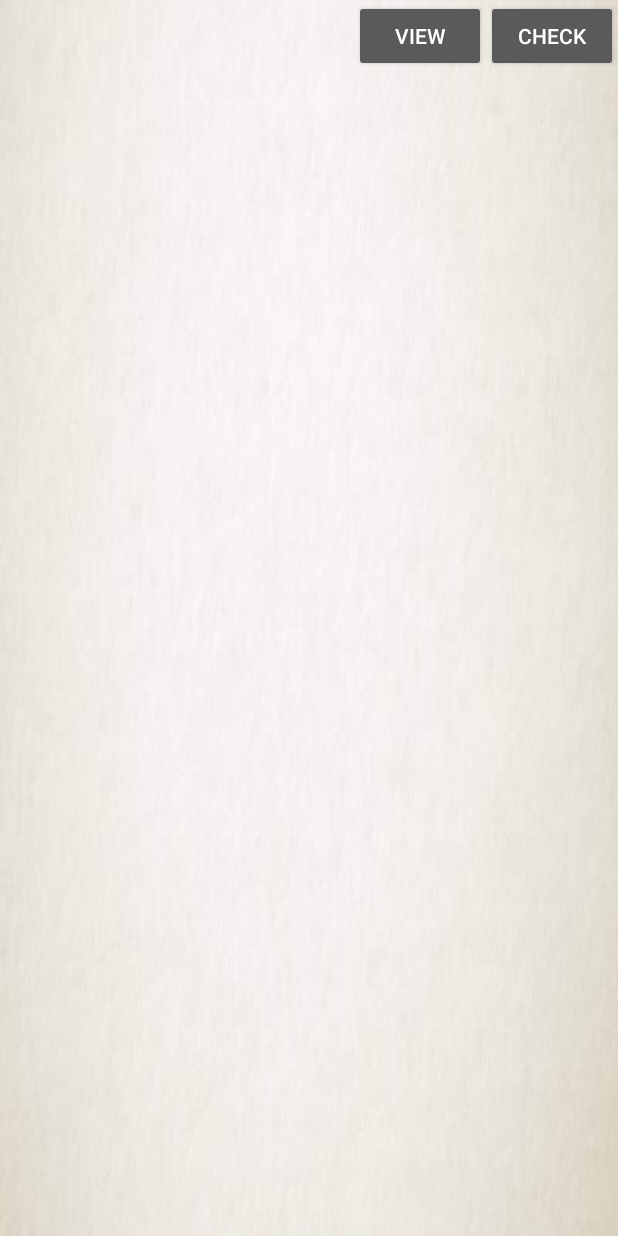
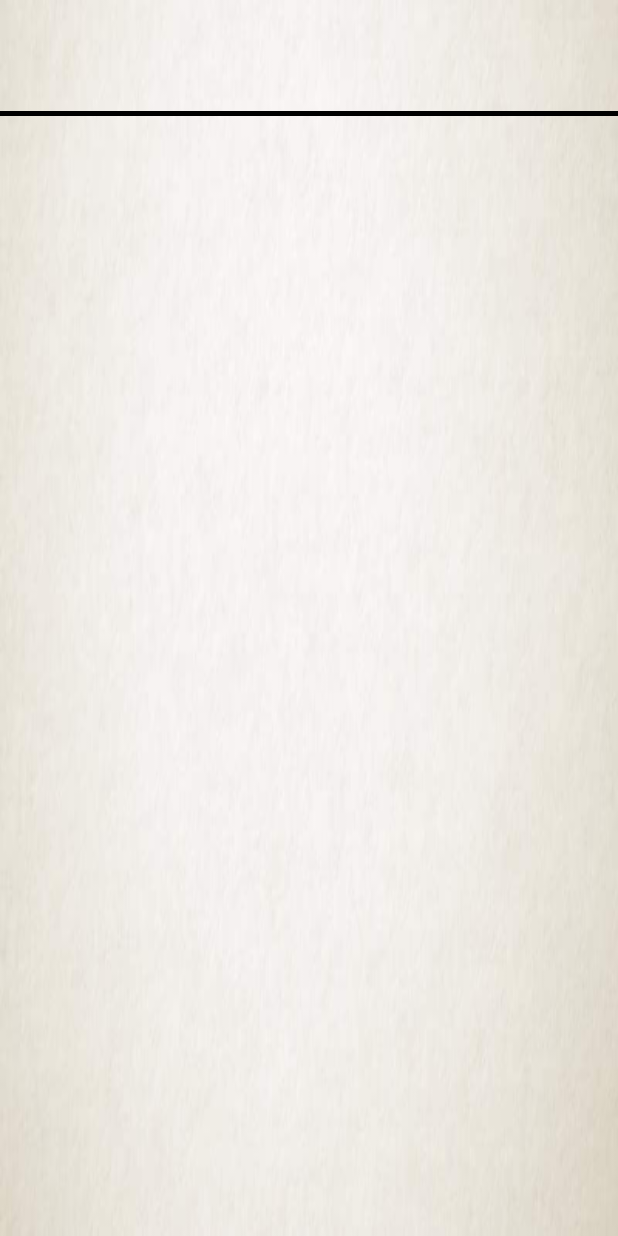
Before and after one commit to plmacdeveloper/PLMAC, an Android app: the layout customlist.xml on its own in the app's theme, with its tools: preview values and no code run, on a phone screen of 412 x 824 dp. Run offline under Robolectric (Android 15) with nearby library versions, the light colour scheme and no system bars.

Commit message:
AdminUpdate start on click changed to FacultyViewSubject List adapter for array in the Lisview FacultyViewSubject customlist.xml for custom style of row

```diff
--- a/app/src/main/java/plm/oop/com/plmac/AdminSubject.java
+++ b/app/src/main/java/plm/oop/com/plmac/AdminSubject.java
@@ -89,7 +89,7 @@ public class AdminSubject extends AppCompatActivity {
         adminSubjectUpdate.setOnClickListener(new View.OnClickListener() {
             @Override
             public void onClick(View view) {
-                startActivity(new Intent(AdminSubject.this, QRScanner.class));
+                startActivity(new Intent(AdminSubject.this, FacultyViewSubject.class));
 
             }
         });
--- a/app/src/main/res/layout/customlist.xml
+++ b/app/src/main/res/layout/customlist.xml
@@ -5,24 +5,31 @@
     android:layout_height="match_parent"
     android:background="@mipmap/real_ivory">
 
+<LinearLayout
+    android:layout_width="match_parent"
+    android:layout_height="wrap_content"
+    android:orientation="vertical">
     <TextView
         android:id="@+id/vstv1"
         android:layout_width="wrap_content"
-        android:layout_height="match_parent"
-        android:layout_alignParentLeft="true"
-        android:textColor="@color/black"/>
-    <Button
-        android:layout_below="@+id/app_bar"
-        android:id="@+id/vsb1"
+        android:layout_height="wrap_content"
+        android:textColor="@color/black"
+        android:textSize="20dp"/>
+    <TextView
+        android:id="@+id/vstv2"
         android:layout_width="wrap_content"
         android:layout_height="wrap_content"
-        android:layout_alignParentRight="true"
-        android:text="Check"/>
-    <Button
-        android:layout_toLeftOf="@id/vsb1"
+        android:textColor="@color/black"
+        android:textSize="20dp"/>
+    <TextView
+        android:id="@+id/vstv3"
         android:layout_width="wrap_content"
         android:layout_height="wrap_content"
-        android:id="@+id/vsb2"
-        android:text="View"
-        />
+        android:textColor="@color/black"/>
+    <View
+        android:layout_width="fill_parent"
+        android:layout_height="3dip"
+        android:background="@color/black"
+    />
+</LinearLayout>
 </RelativeLayout>
```
Also changed, not shown: app/src/main/java/plm/oop/com/plmac/FacultyViewSubject.java (+11 -14 lines), app/src/main/java/plm/oop/com/plmac/ListAdapter.java (+24 -46 lines), app/src/main/res/values/strings.xml (+5 -9 lines).
